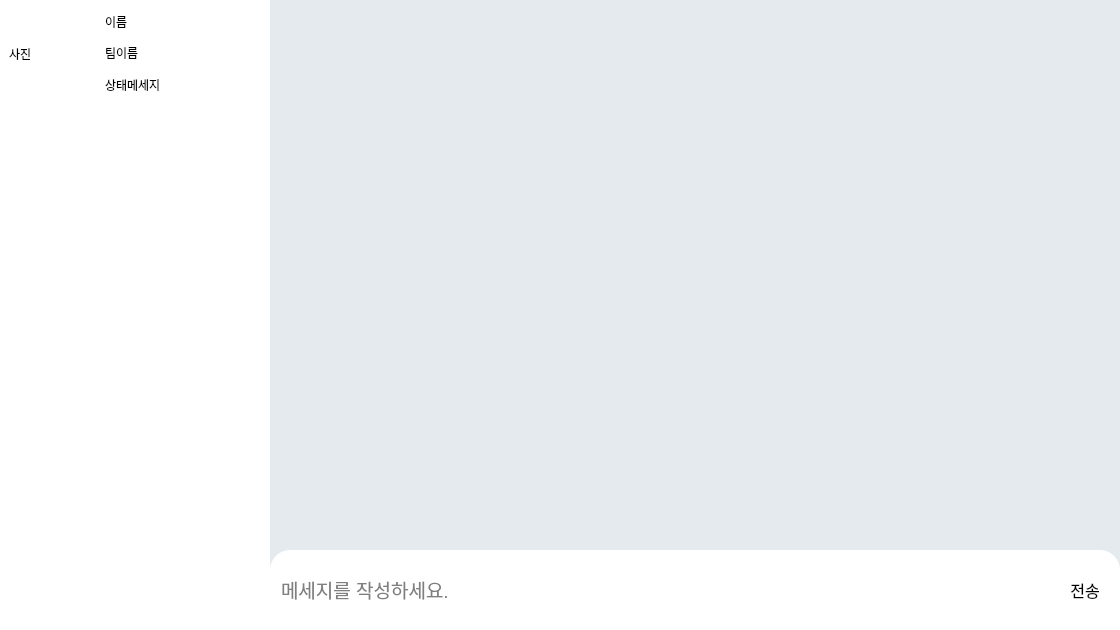
guaba98/TeamCollaborationTool, file code/front/ui/notice_board.ui: the form before one commit.
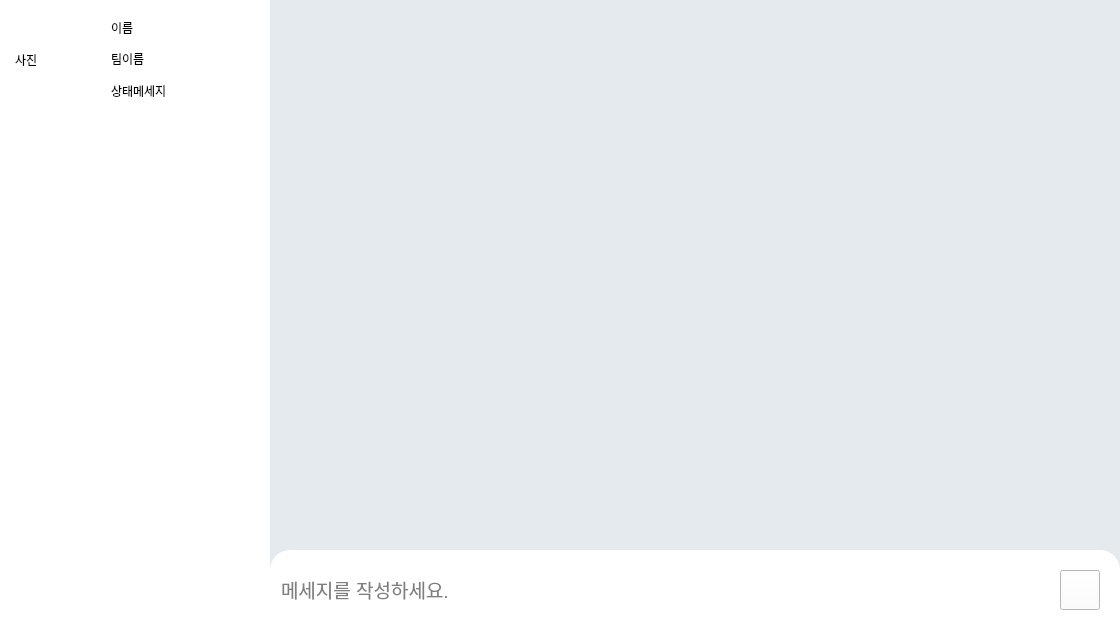
The form after the commit. The open tabs and pages were chosen to show the change. Icons and pictures are not drawn.

The edit to the form file:
```diff
--- a/code/front/ui/notice_board.ui
+++ b/code/front/ui/notice_board.ui
@@ -731,6 +731,18 @@
            <item>
             <widget class="QWidget" name="profile_widget" native="true">
              <layout class="QHBoxLayout" name="horizontalLayout_8">
+              <property name="leftMargin">
+               <number>15</number>
+              </property>
+              <property name="topMargin">
+               <number>15</number>
+              </property>
+              <property name="rightMargin">
+               <number>15</number>
+              </property>
+              <property name="bottomMargin">
+               <number>15</number>
+              </property>
               <item>
                <layout class="QHBoxLayout" name="profile_h_lay">
                 <item>
@@ -984,9 +996,17 @@
                </size>
               </property>
               <property name="styleSheet">
-               <string notr="true">background-color: rgb(255, 255, 255);
+               <string notr="true">QWidget#chat_line_widget{
+background-color: rgb(255, 255, 255);
 border-top-left-radius: 20px;
-border-top-right-radius: 20px;</string>
+border-top-right-radius: 20px;}
+QLineEdit#chat_edit{
+	background-color: rgb(255, 255, 255);
+	border: transparent;
+}
+QPushButton#send_btn{
+	background-color: rgb(255, 255, 255, 0);
+}</string>
               </property>
               <layout class="QHBoxLayout" name="horizontalLayout_10">
                <property name="rightMargin">
@@ -1014,8 +1034,14 @@
                 <widget class="QPushButton" name="send_btn">
                  <property name="minimumSize">
                   <size>
-                   <width>0</width>
-                   <height>35</height>
+                   <width>40</width>
+                   <height>40</height>
+                  </size>
+                 </property>
+                 <property name="maximumSize">
+                  <size>
+                   <width>40</width>
+                   <height>40</height>
                   </size>
                  </property>
                  <property name="font">
@@ -1023,8 +1049,21 @@
                    <pointsize>12</pointsize>
                   </font>
                  </property>
+                 <property name="styleSheet">
+                  <string notr="true">background-color: rgb(255, 255, 255);</string>
+                 </property>
                  <property name="text">
-                  <string>전송</string>
+                  <string/>
+                 </property>
+                 <property name="icon">
+                  <iconset resource="../src_img/my_qrc.qrc">
+                   <normaloff>:/newPrefix/send_green.png</normaloff>:/newPrefix/send_green.png</iconset>
+                 </property>
+                 <property name="iconSize">
+                  <size>
+                   <width>40</width>
+                   <height>40</height>
+                  </size>
                  </property>
                 </widget>
                </item>
```
Left out of the diff: 18 changed lines with no effect on the pictures.
